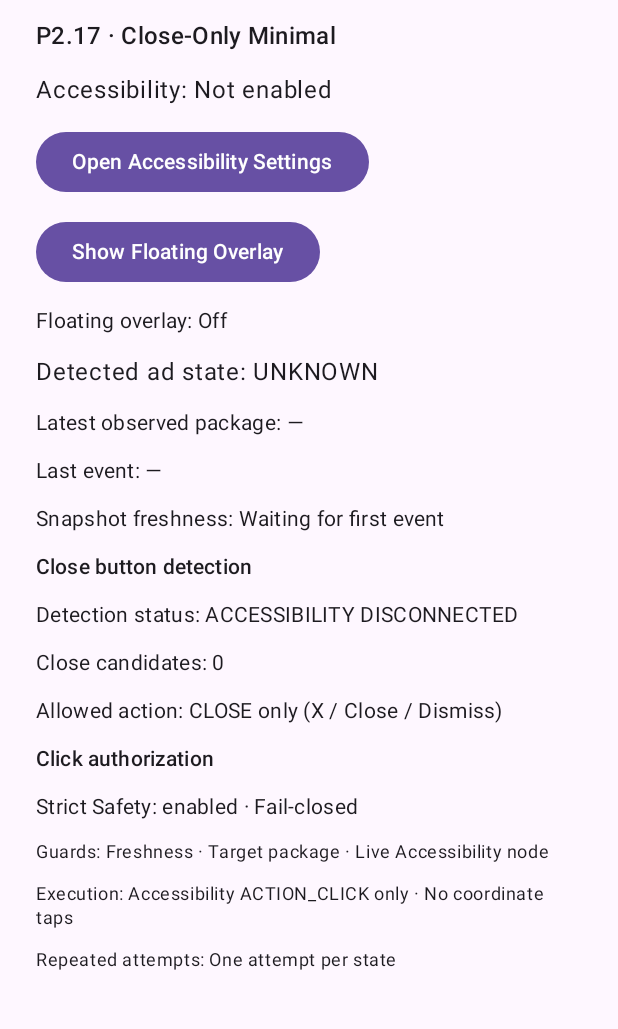
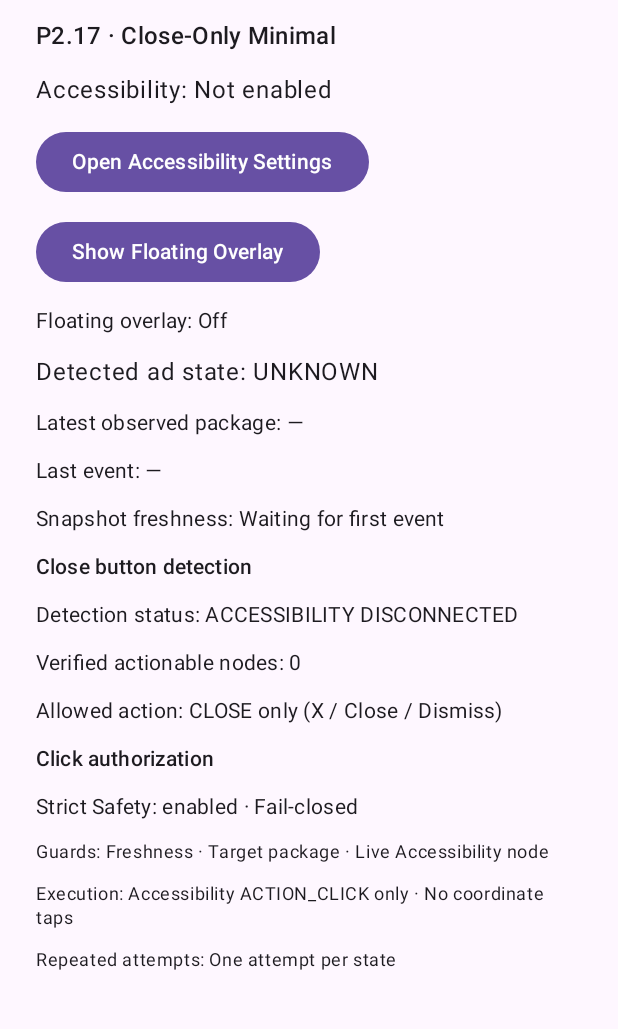
Before and after one commit to kenznguyen/Smart-Ad-Skip, an Android app built with Jetpack Compose: the screen it shows after launch (MainActivity), on a phone screen of 412 x 824 dp, the part 90-1119 px from its top. Run offline under Robolectric (Android 15) with nearby library versions, the phone set to English and light mode, and no system bars; our stand-ins replace AdMob.

Commit message:
P2.17: clarify dashboard candidate diagnostics

```diff
--- a/app/src/main/java/com/kenznguyen/smartadskip/MainActivity.kt
+++ b/app/src/main/java/com/kenznguyen/smartadskip/MainActivity.kt
@@ -76,7 +76,7 @@ private fun AccessibilityMonitorScreen() {
         !snapshotFresh -> "STALE_SNAPSHOT"
         else -> actionable?.status?.name ?: "WAITING"
     }
-    val closeCandidates = if (snapshotFresh) actionable?.candidates.orEmpty() else emptyList()
+    val verifiedCandidates = if (snapshotFresh) actionable?.candidates.orEmpty() else emptyList()
 
     Column(
         modifier = Modifier.fillMaxSize().verticalScroll(rememberScrollState()).padding(24.dp),
@@ -110,7 +110,7 @@ private fun AccessibilityMonitorScreen() {
 
         Text("Close button detection", style = MaterialTheme.typography.titleSmall)
         Text("Detection status: $detectionStatus", style = MaterialTheme.typography.bodyMedium)
-        Text("Close candidates: ${closeCandidates.size}", style = MaterialTheme.typography.bodyMedium)
+        Text("Verified actionable nodes: ${verifiedCandidates.size}", style = MaterialTheme.typography.bodyMedium)
         Text("Allowed action: CLOSE only (X / Close / Dismiss)", style = MaterialTheme.typography.bodyMedium)
 
         Text("Click authorization", style = MaterialTheme.typography.titleSmall)
```
